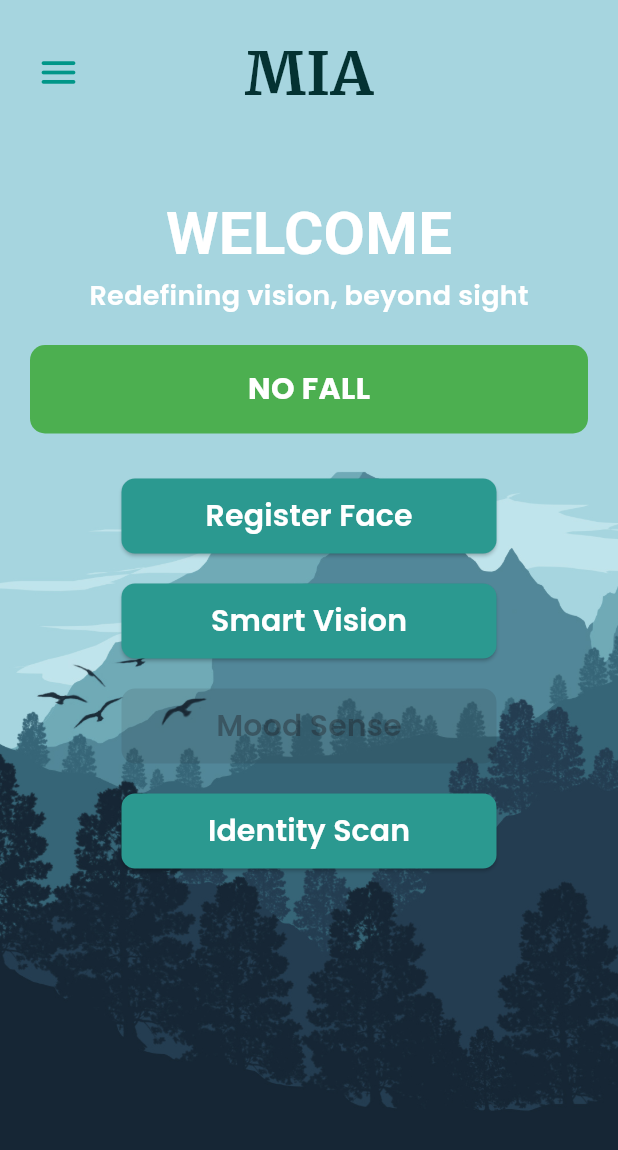
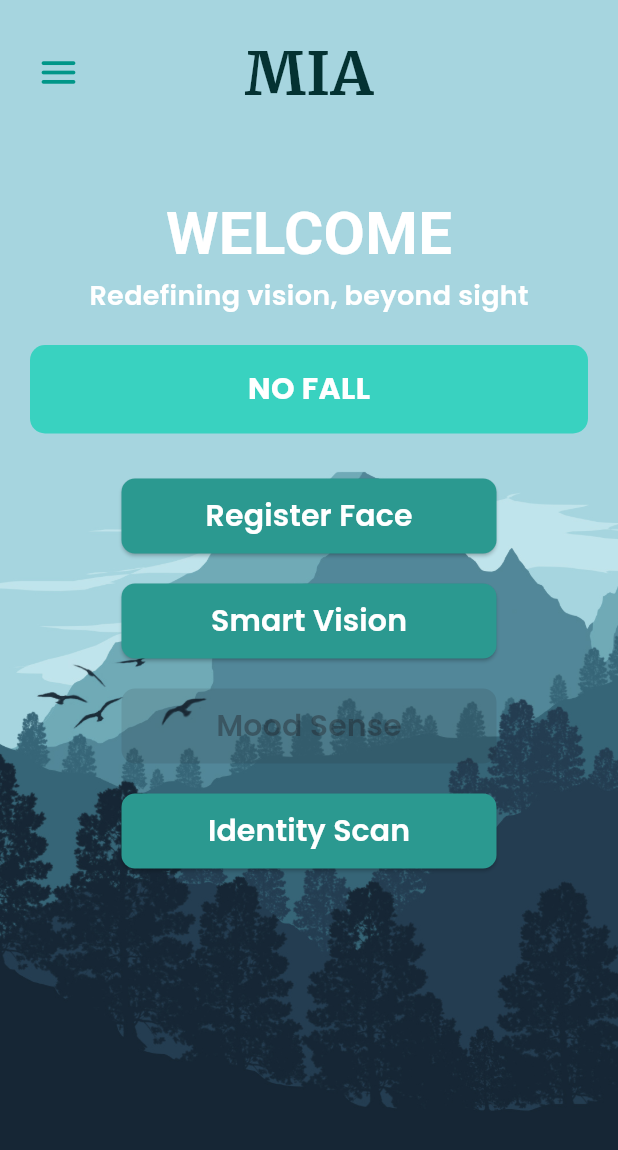
Before and after one commit to fahadca/mia_app, a Flutter app: the screen it shows after launch, on a phone screen of 412 x 824 dp. Shown: the top 1150 px of the screen. Run offline on Flutter 3.47's test engine with Material 3 defaults, Android fonts, the light colour scheme and no system bars; drawn by our look-alikes of flutter_animate; our stand-ins replace audioplayers, camera, cloud_firestore, firebase_core, flutter_tts, google_fonts and 4 more; missing offline and left inert: google_mlkit_face_detection; accounts and stored records are empty; Roboto replaces fonts that are missing (Alegreya).

Commit message:
Fall detection with email alert

```diff
--- a/lib/api_service.dart
+++ b/lib/api_service.dart
@@ -7,7 +7,7 @@ import 'dart:convert';
 
 class ApiService {
   static const String baseUrl =
-      "http://192.168.37.181:5000"; // Ensure correct IP
+      "http://192.168.52.181:5000"; // Ensure correct IP
 
   static Future<File?> pickImage() async {
     final pickedFile = await ImagePicker().pickImage(
--- a/lib/fall_detect.dart
+++ b/lib/fall_detect.dart
@@ -11,10 +11,10 @@ class FallDetection {
   StreamSubscription<AccelerometerEvent>? _accelerometerSubscription;
   StreamSubscription<GyroscopeEvent>? _gyroscopeSubscription;
 
-  final double _impactThreshold = 18.0;
-  final double _freeFallThreshold = 4.5;
-  final double _rotationThreshold = 3.0;
-  final double _inactivityThreshold = 8.0;
+  final double _impactThreshold = 17.0;
+  final double _freeFallThreshold = 3.5;
+  final double _rotationThreshold = 6.5;
+  final double _inactivityThreshold = 2.0;
   final Duration _fallTimeout = const Duration(milliseconds: 800);
   final Duration _stillnessCheckDuration = const Duration(seconds: 1);
 
@@ -99,7 +99,7 @@ class FallDetection {
   void _playEmergencyBeep() async {
     try {
       await _audioPlayer.play(AssetSource('sounds/beep.mp3'));
-      Future.delayed(const Duration(seconds: 2), () {
+      Future.delayed(const Duration(seconds: 3), () {
         _audioPlayer.stop();
       });
     } catch (e) {
--- a/lib/home_page.dart
+++ b/lib/home_page.dart
@@ -99,6 +99,7 @@ class _HomePageWidgetState extends State<HomePageWidget> {
       child: Scaffold(
         key: scaffoldKey,
         backgroundColor: Colors.white,
+        resizeToAvoidBottomInset: false, // New
         drawer: Drawer(
           child: Padding(
             padding: const EdgeInsets.all(16.0),
@@ -227,7 +228,8 @@ class _HomePageWidgetState extends State<HomePageWidget> {
                     margin: const EdgeInsets.symmetric(horizontal: 20),
                     padding: const EdgeInsets.all(15),
                     decoration: BoxDecoration(
-                      color: _fallOccurred ? Colors.red : Colors.green,
+                      color:
+                          _fallOccurred ? Colors.red : const Color(0xFF39D2C0),
                       borderRadius: BorderRadius.circular(10),
                     ),
                     child: Center(
```
